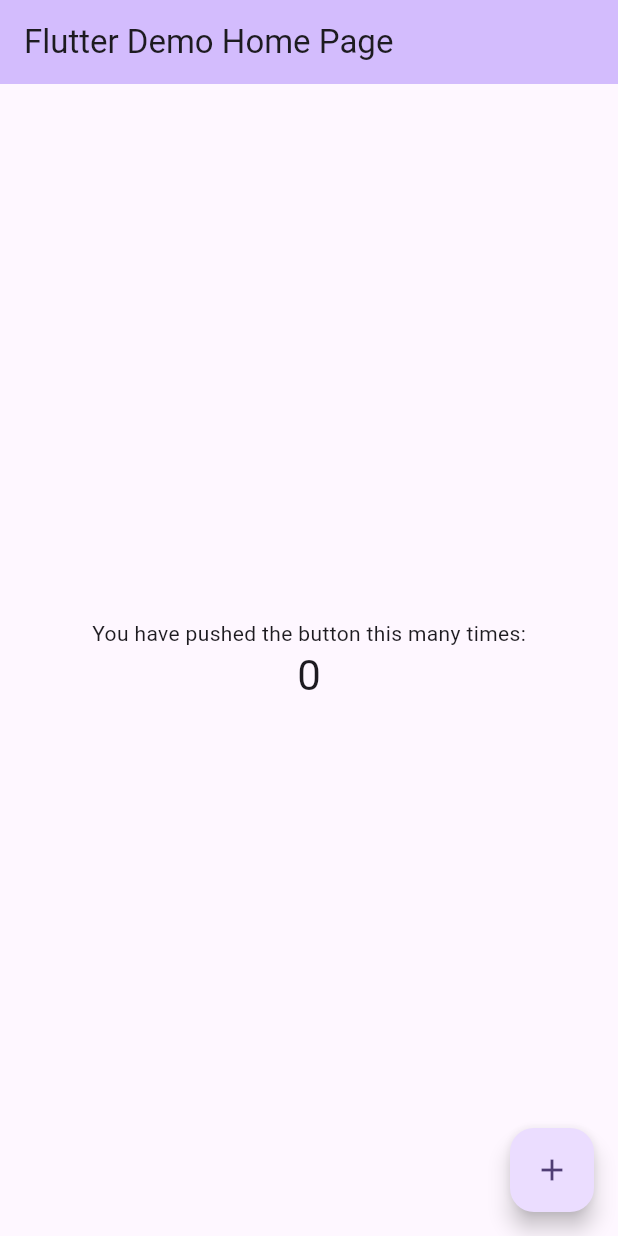
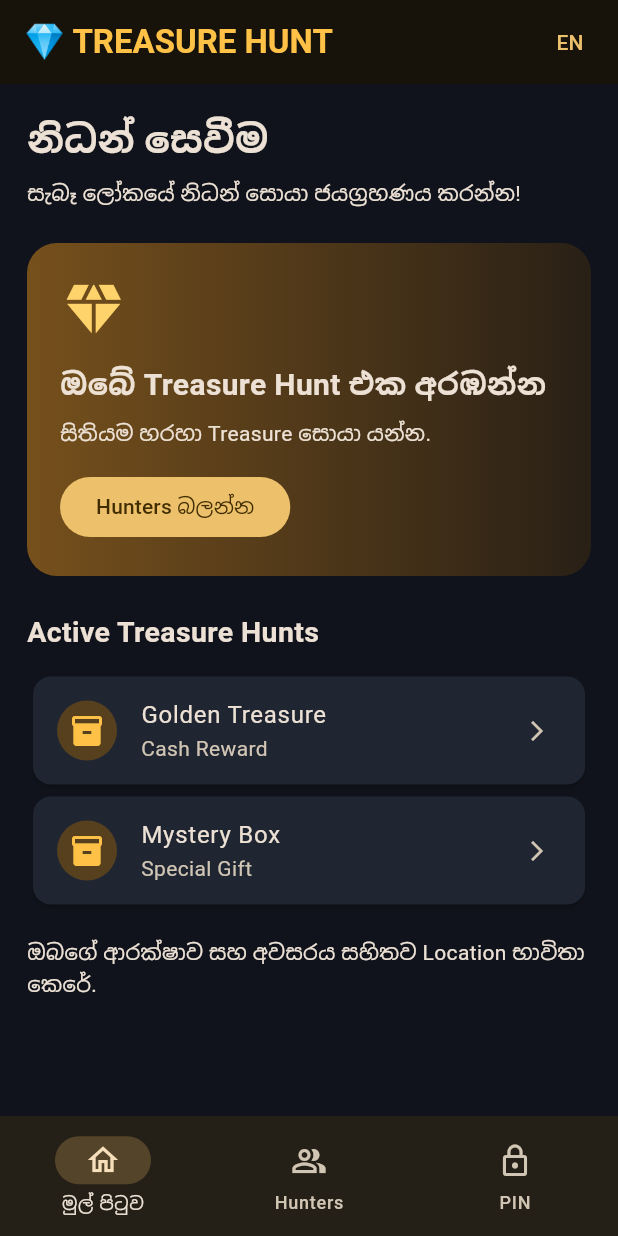
Before and after one commit to TreasureHuntSL/treasure-hunt-app, a Flutter app: the screen it shows after launch, on a phone screen of 412 x 824 dp. Run offline on Flutter 3.47's test engine with Material 3 defaults, Android fonts, the phone set to English and light mode, and no system bars.

Commit message:
Update main.dart

```diff
--- a/lib/main.dart
+++ b/lib/main.dart
@@ -1,121 +1,243 @@
-import 'package:material_ui/material_ui.dart';
+
+import 'package:flutter/material.dart';
 
 void main() {
-  runApp(const MyApp());
+  runApp(const TreasureHuntApp());
 }
 
-class MyApp extends StatelessWidget {
-  const MyApp({super.key});
+class TreasureHuntApp extends StatelessWidget {
+  const TreasureHuntApp({super.key});
 
-  // This widget is the root of your application.
   @override
   Widget build(BuildContext context) {
     return MaterialApp(
-      title: 'Flutter Demo',
+      debugShowCheckedModeBanner: false,
+      title: 'Treasure Hunt',
       theme: ThemeData(
-        // This is the theme of your application.
-        //
-        // TRY THIS: Try running your application with "flutter run". You'll see
-        // the application has a purple toolbar. Then, without quitting the app,
-        // try changing the seedColor in the colorScheme below to Colors.green
-        // and then invoke "hot reload" (save your changes or press the "hot
-        // reload" button in a Flutter-supported IDE, or press "r" if you used
-        // the command line to start the app).
-        //
-        // Notice that the counter didn't reset back to zero; the application
-        // state is not lost during the reload. To reset the state, use hot
-        // restart instead.
-        //
-        // This works for code too, not just values: Most code changes can be
-        // tested with just a hot reload.
-        colorScheme: .fromSeed(seedColor: Colors.deepPurple),
+        brightness: Brightness.dark,
+        scaffoldBackgroundColor: const Color(0xFF10131B),
+        colorScheme: ColorScheme.fromSeed(
+          seedColor: const Color(0xFFFFC247),
+          brightness: Brightness.dark,
+        ),
+        useMaterial3: true,
       ),
-      home: const MyHomePage(title: 'Flutter Demo Home Page'),
+      home: const HomeScreen(),
     );
   }
 }
 
-class MyHomePage extends StatefulWidget {
-  const MyHomePage({super.key, required this.title});
-
-  // This widget is the home page of your application. It is stateful, meaning
-  // that it has a State object (defined below) that contains fields that affect
-  // how it looks.
-
-  // This class is the configuration for the state. It holds the values (in this
-  // case the title) provided by the parent (in this case the App widget) and
-  // used by the build method of the State. Fields in a Widget subclass are
-  // always marked "final".
-
-  final String title;
+class HomeScreen extends StatefulWidget {
+  const HomeScreen({super.key});
 
   @override
-  State<MyHomePage> createState() => _MyHomePageState();
+  State<HomeScreen> createState() => _HomeScreenState();
 }
 
-class _MyHomePageState extends State<MyHomePage> {
-  int _counter = 0;
+class _HomeScreenState extends State<HomeScreen> {
+  int tab = 0;
+  bool sinhala = true;
 
-  void _incrementCounter() {
-    setState(() {
-      // This call to setState tells the Flutter framework that something has
-      // changed in this State, which causes it to rerun the build method below
-      // so that the display can reflect the updated values. If we changed
-      // _counter without calling setState(), then the build method would not be
-      // called again, and so nothing would appear to happen.
-      _counter++;
-    });
-  }
+  String get t => sinhala ? 'නිධන් සෙවීම' : 'Treasure Hunt';
 
   @override
   Widget build(BuildContext context) {
-    // This method is rerun every time setState is called, for instance as done
-    // by the _incrementCounter method above.
-    //
-    // The Flutter framework has been optimized to make rerunning build methods
-    // fast, so that you can just rebuild anything that needs updating rather
-    // than having to individually change instances of widgets.
     return Scaffold(
       appBar: AppBar(
-        // TRY THIS: Try changing the color here to a specific color (to
-        // Colors.amber, perhaps?) and trigger a hot reload to see the AppBar
-        // change color while the other colors stay the same.
-        backgroundColor: Theme.of(context).colorScheme.inversePrimary,
-        // Here we take the value from the MyHomePage object that was created by
-        // the App.build method, and use it to set our appbar title.
-        title: Text(widget.title),
+        title: const Text(
+          '💎 TREASURE HUNT',
+          style: TextStyle(
+            color: Color(0xFFFFC247),
+            fontWeight: FontWeight.bold,
+          ),
+        ),
+        actions: [
+          TextButton(
+            onPressed: () => setState(() => sinhala = !sinhala),
+            child: Text(sinhala ? 'EN' : 'සිං'),
+          ),
+        ],
       ),
-      body: Center(
-        // Center is a layout widget. It takes a single child and positions it
-        // in the middle of the parent.
-        child: Column(
-          // Column is also a layout widget. It takes a list of children and
-          // arranges them vertically. By default, it sizes itself to fit its
-          // children horizontally, and tries to be as tall as its parent.
-          //
-          // Column has various properties to control how it sizes itself and
-          // how it positions its children. Here we use mainAxisAlignment to
-          // center the children vertically; the main axis here is the vertical
-          // axis because Columns are vertical (the cross axis would be
-          // horizontal).
-          //
-          // TRY THIS: Invoke "debug painting" (choose the "Toggle Debug Paint"
-          // action in the IDE, or press "p" in the console), to see the
-          // wireframe for each widget.
-          mainAxisAlignment: .center,
-          children: [
-            const Text('You have pushed the button this many times:'),
-            Text(
-              '$_counter',
-              style: Theme.of(context).textTheme.headlineMedium,
+      body: IndexedStack(
+        index: tab,
+        children: [
+          homePage(),
+          huntersPage(),
+          const PinPage(),
+        ],
+      ),
+      bottomNavigationBar: NavigationBar(
+        selectedIndex: tab,
+        onDestinationSelected: (v) => setState(() => tab = v),
+        destinations: [
+          NavigationDestination(
+            icon: const Icon(Icons.home_outlined),
+            label: sinhala ? 'මුල් පිටුව' : 'Home',
+          ),
+          NavigationDestination(
+            icon: const Icon(Icons.people_alt_outlined),
+            label: sinhala ? 'Hunters' : 'Hunters',
+          ),
+          NavigationDestination(
+            icon: const Icon(Icons.lock_outline),
+            label: 'PIN',
+          ),
+        ],
+      ),
+    );
+  }
+
+  Widget homePage() {
+    return ListView(
+      padding: const EdgeInsets.all(18),
+      children: [
+        Text(t, style: const TextStyle(
+          fontSize: 25, fontWeight: FontWeight.bold)),
+        const SizedBox(height: 8),
+        Text(sinhala
+            ? 'සැබෑ ලෝකයේ නිධන් සොයා ජයග්‍රහණය කරන්න!'
+            : 'Find real treasures. Win real rewards!'),
+        const SizedBox(height: 22),
+        Container(
+          padding: const EdgeInsets.all(22),
+          decoration: BoxDecoration(
+            borderRadius: BorderRadius.circular(20),
+            gradient: const LinearGradient(
+              colors: [Color(0xFF76501C), Color(0xFF292016)],
             ),
-          ],
+          ),
+          child: Column(
+            crossAxisAlignment: CrossAxisAlignment.start,
+            children: [
+              const Icon(Icons.diamond,
+                  size: 45, color: Color(0xFFFFD36B)),
+              const SizedBox(height: 12),
+              Text(
+                sinhala ? 'ඔබේ Treasure Hunt එක අරඹන්න'
+                    : 'Start Your Treasure Hunt',
+                style: const TextStyle(
+                    fontSize: 20, fontWeight: FontWeight.bold),
+              ),
+              const SizedBox(height: 8),
+              Text(sinhala
+                  ? 'සිතියම හරහා Treasure සොයා යන්න.'
+                  : 'Explore the map and find hidden treasures.'),
+              const SizedBox(height: 14),
+              FilledButton(
+                onPressed: () => setState(() => tab = 1),
+                child: Text(sinhala ? 'Hunters බලන්න' : 'Explore Hunters'),
+              ),
+            ],
+          ),
         ),
+        const SizedBox(height: 24),
+        Text(
+          sinhala ? 'Active Treasure Hunts' : 'Active Treasure Hunts',
+          style: const TextStyle(
+              fontSize: 19, fontWeight: FontWeight.bold),
+        ),
+        const SizedBox(height: 12),
+        treasureCard('Golden Treasure', 'Cash Reward'),
+        treasureCard('Mystery Box', 'Special Gift'),
+        const SizedBox(height: 18),
+        Text(sinhala
+            ? 'ඔබගේ ආරක්ෂාව සහ අවසරය සහිතව Location භාවිතා කෙරේ.'
+            : 'Location sharing requires your permission.'),
+      ],
+    );
+  }
+
+  Widget treasureCard(String name, String reward) {
+    return Card(
+      color: const Color(0xFF202532),
+      child: ListTile(
+        leading: const CircleAvatar(
+          backgroundColor: Color(0xFF57401D),
+          child: Icon(Icons.inventory_2, color: Color(0xFFFFC247)),
+        ),
+        title: Text(name),
+        subtitle: Text(reward),
+        trailing: const Icon(Icons.arrow_forward_ios, size: 16),
       ),
-      floatingActionButton: FloatingActionButton(
-        onPressed: _incrementCounter,
-        tooltip: 'Increment',
-        child: const Icon(Icons.add),
+    );
+  }
+
+  Widget huntersPage() {
+    final hunters = [
+      ['🧑', 'Hunter One', '2.4 km'],
+      ['👩', 'Hunter Two', '5.1 km'],
+      ['🧔', 'Hunter Three', '8.7 km'],
+    ];
+
+    return ListView(
+      padding: const EdgeInsets.all(18),
+      children: [
+        const Text('Nearby Hunters',
+            style: TextStyle(fontSize: 24, fontWeight: FontWeight.bold)),
+        const SizedBox(height: 8),
+        const Text('Hunters within 10 KM'),
+        const SizedBox(height: 18),
+        ...hunters.map((h) => Card(
+          color: const Color(0xFF202532),
+          child: ListTile(
+            leading: CircleAvatar(child: Text(h[0])),
+            title: Text(h[1]),
+            subtitle: const Text('Active Hunter'),
+            trailing: Text(h[2],
+                style: const TextStyle(color: Color(0xFFFFC247))),
+          ),
+        )),
+        const SizedBox(height: 12),
+        const Text(
+          'Demo hunters only. Live GPS and real player locations '
+          'will be connected in the next development phase.',
+          style: TextStyle(color: Colors.orangeAccent),
+        ),
+      ],
+    );
+  }
+}
+
+class PinPage extends StatelessWidget {
+  const PinPage({super.key});
+
+  @override
+  Widget build(BuildContext context) {
+    final pin = TextEditingController();
+
+    return Padding(
+      padding: const EdgeInsets.all(22),
+      child: Column(
+        mainAxisAlignment: MainAxisAlignment.center,
+        children: [
+          const Icon(Icons.lock, size: 65, color: Color(0xFFFFC247)),
+          const SizedBox(height: 20),
+          const Text('Treasure PIN Verification',
+              textAlign: TextAlign.center,
+              style: TextStyle(fontSize: 23, fontWeight: FontWeight.bold)),
+          const SizedBox(height: 20),
+          TextField(
+            controller: pin,
+            keyboardType: TextInputType.number,
+            maxLength: 8,
+            decoration: const InputDecoration(
+              labelText: 'Enter Secret PIN',
+              border: OutlineInputBorder(),
+              prefixIcon: Icon(Icons.password),
+            ),
+          ),
+          const SizedBox(height: 12),
+          FilledButton(
+            onPressed: () {
+              ScaffoldMessenger.of(context).showSnackBar(
+                const SnackBar(
+                  content: Text('PIN verification will be connected to server.'),
+                ),
+              );
+            },
+            child: const Text('Verify PIN'),
+          ),
+        ],
       ),
     );
   }
```
